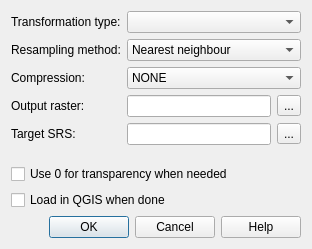
Qt form qgis/src/plugins/georeferencer/qgstransformsettingsdialogbase.ui (sourcepole/qgis) before a commit.
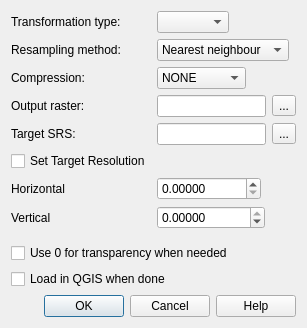
The same form after that commit. Custom widgets are drawn as their Qt base class.

Commit message: Georeferencer: Implement resampling with user-specified target resolution (enhancement request #2447).

Diff of the .ui file:
```diff
--- a/qgis/src/plugins/georeferencer/qgstransformsettingsdialogbase.ui
+++ b/qgis/src/plugins/georeferencer/qgstransformsettingsdialogbase.ui
@@ -6,8 +6,8 @@
    <rect>
     <x>0</x>
     <y>0</y>
-    <width>312</width>
-    <height>249</height>
+    <width>307</width>
+    <height>328</height>
    </rect>
   </property>
   <property name="windowTitle">
@@ -16,6 +16,9 @@
   <layout class="QVBoxLayout" name="verticalLayout">
    <item>
     <layout class="QFormLayout" name="formLayout">
+     <property name="fieldGrowthPolicy">
+      <enum>QFormLayout::ExpandingFieldsGrow</enum>
+     </property>
      <item row="0" column="0">
       <widget class="QLabel" name="label">
        <property name="text">
@@ -157,6 +160,62 @@
        </item>
       </layout>
      </item>
+     <item row="5" column="0">
+      <widget class="QCheckBox" name="cbxUserResolution">
+       <property name="text">
+        <string>Set Target Resolution</string>
+       </property>
+      </widget>
+     </item>
+     <item row="6" column="0">
+      <widget class="QLabel" name="label_4">
+       <property name="text">
+        <string>Horizontal</string>
+       </property>
+      </widget>
+     </item>
+     <item row="7" column="0">
+      <widget class="QLabel" name="label_5">
+       <property name="text">
+        <string>Vertical</string>
+       </property>
+      </widget>
+     </item>
+     <item row="7" column="1">
+      <widget class="QgsValidatedDoubleSpinBox" name="dsbVerticalRes">
+       <property name="sizePolicy">
+        <sizepolicy hsizetype="Minimum" vsizetype="Fixed">
+         <horstretch>0</horstretch>
+         <verstretch>0</verstretch>
+        </sizepolicy>
+       </property>
+       <property name="frame">
+        <bool>true</bool>
+       </property>
+       <property name="decimals">
+        <number>5</number>
+       </property>
+       <property name="minimum">
+        <double>-999999.000000000000000</double>
+       </property>
+       <property name="maximum">
+        <double>0.000000000000000</double>
+       </property>
+      </widget>
+     </item>
+     <item row="6" column="1">
+      <widget class="QgsValidatedDoubleSpinBox" name="dsbHorizRes">
+       <property name="decimals">
+        <number>5</number>
+       </property>
+       <property name="minimum">
+        <double>0.000000000000000</double>
+       </property>
+       <property name="maximum">
+        <double>999999.000000000000000</double>
+       </property>
+      </widget>
+     </item>
     </layout>
    </item>
    <item>
@@ -188,6 +247,28 @@
    </item>
   </layout>
  </widget>
+ <customwidgets>
+  <customwidget>
+   <class>QgsValidatedDoubleSpinBox</class>
+   <extends>QDoubleSpinBox</extends>
+   <header>qgsvalidateddoublespinbox.h</header>
+  </customwidget>
+ </customwidgets>
+ <tabstops>
+  <tabstop>cmbTransformType</tabstop>
+  <tabstop>cmbResampling</tabstop>
+  <tabstop>cmbCompressionComboBox</tabstop>
+  <tabstop>leOutputRaster</tabstop>
+  <tabstop>tbnOutputRaster</tabstop>
+  <tabstop>leTargetSRS</tabstop>
+  <tabstop>tbnTargetSRS</tabstop>
+  <tabstop>cbxUserResolution</tabstop>
+  <tabstop>dsbHorizRes</tabstop>
+  <tabstop>dsbVerticalRes</tabstop>
+  <tabstop>cbxZeroAsTrans</tabstop>
+  <tabstop>cbxLoadInQgisWhenDone</tabstop>
+  <tabstop>buttonBox</tabstop>
+ </tabstops>
  <resources/>
  <connections>
   <connection>
```
The commit also changes 10 other files.
